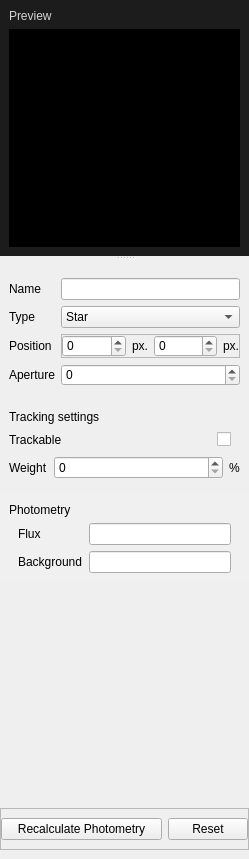
Qt form startrak-ui/qt/layouts/insp_star.ui (JotaRata/StarTrak-continued) before a commit.
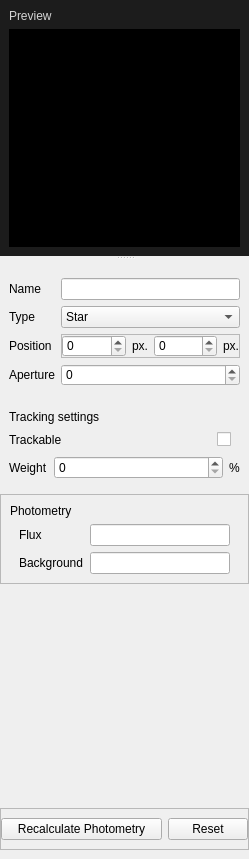
The same form after that commit.

Commit message: Changed clickable panel stylesheet globally + Renamed panels ending with _frame with _panel

```diff
--- a/startrak-ui/qt/layouts/insp_star.ui
+++ b/startrak-ui/qt/layouts/insp_star.ui
@@ -13,9 +13,6 @@
   <property name="windowTitle">
    <string>Frame</string>
   </property>
-  <property name="styleSheet">
-   <string notr="true"/>
-  </property>
   <property name="frameShape">
    <enum>QFrame::NoFrame</enum>
   </property>
@@ -388,19 +385,6 @@
          <property name="focusPolicy">
           <enum>Qt::ClickFocus</enum>
          </property>
-         <property name="styleSheet">
-          <string notr="true">QFrame#phot_frame{
-	 border: 0px; 
-	 background-color: rgba(255, 255, 255, 10); 
-}
-QFrame#phot_frame:hover{
-	 background-color: rgba(255, 255, 255, 20); 
-}
-QFrame#phot_frame:focus{
-	 border: 1px solid rgb(20, 120, 200); 
-	 background-color: rgba(255, 255, 255, 20); 
-}</string>
-         </property>
          <property name="frameShape">
           <enum>QFrame::StyledPanel</enum>
          </property>
```
Left out of the diff: 6 changed lines with no effect on the pictures. The commit also changes 5 other files.
